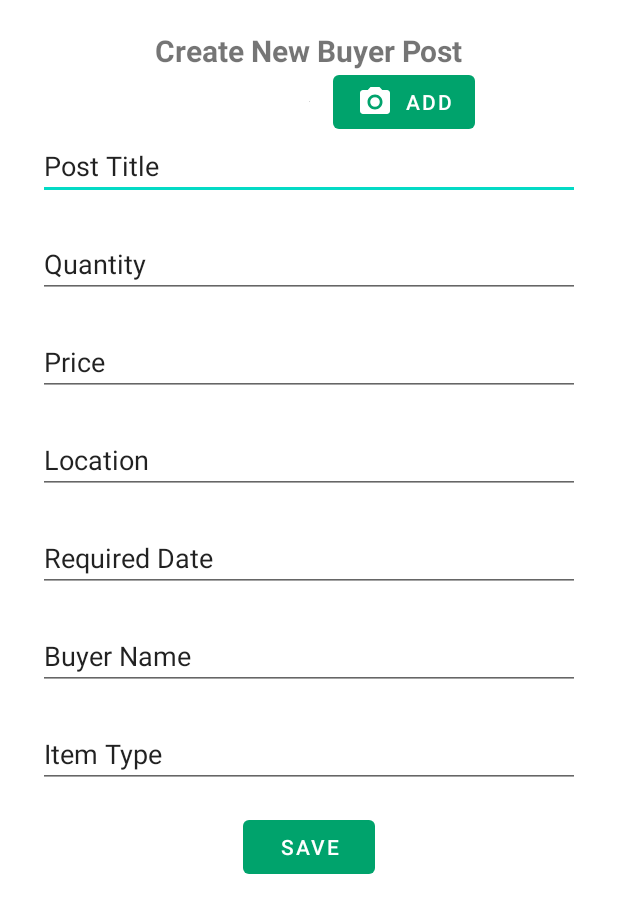
After one commit to nethvish/Mad-Mini-Project-Y2S2, an Android app: the layout activity_buyer_insertion.xml on its own in the app's theme, with its tools: preview values and no code run, on a phone screen of 412 x 824 dp. The commit adds this screen. Shown: the top 913 px of the screen. Run offline under Robolectric (Android 15) with nearby library versions, the phone set to English and light mode, and no system bars.

Commit message:
:sparkles: add buyer post create xml

```diff
--- a/app/src/main/AndroidManifest.xml
+++ b/app/src/main/AndroidManifest.xml
@@ -10,6 +10,10 @@
         android:label="@string/app_name"
         android:roundIcon="@mipmap/ic_launcher_round"
         android:supportsRtl="true"
+
+        android:largeHeap="true"
+        android:hardwareAccelerated="false"
+
         android:theme="@style/Theme.AgroCeylonApp"
         tools:targetApi="31">
         <activity
--- /dev/null
+++ b/app/src/main/java/com/example/agroceylon/models/BuyerModel.kt
@@ -0,0 +1,12 @@
+package com.example.agroceylon.models
+
+data class BuyerPostModel(
+    var PostId: String? = null,
+    var postTitle: String? = null,
+    var postDate: String? = null,
+    var postPrice: String? = null,
+    var postLocation: String? = null,
+    var postType: String? = null,
+    var postQty: String? = null,
+    var postName: String? = null
+)
--- /dev/null
+++ b/app/src/main/res/drawable/baseline_camera_alt_24.xml
@@ -0,0 +1,6 @@
+<vector android:height="24dp" android:tint="#000000"
+    android:viewportHeight="24" android:viewportWidth="24"
+    android:width="24dp" xmlns:android="http://schemas.android.com/apk/res/android">
+    <path android:fillColor="@android:color/white" android:pathData="M12,12m-3.2,0a3.2,3.2 0,1 1,6.4 0a3.2,3.2 0,1 1,-6.4 0"/>
+    <path android:fillColor="@android:color/white" android:pathData="M9,2L7.17,4L4,4c-1.1,0 -2,0.9 -2,2v12c0,1.1 0.9,2 2,2h16c1.1,0 2,-0.9 2,-2L22,6c0,-1.1 -0.9,-2 -2,-2h-3.17L15,2L9,2zM12,17c-2.76,0 -5,-2.24 -5,-5s2.24,-5 5,-5 5,2.24 5,5 -2.24,5 -5,5z"/>
+</vector>
--- /dev/null
+++ b/app/src/main/res/layout/activity_buyer_insertion.xml
@@ -0,0 +1,154 @@
+<?xml version="1.0" encoding="utf-8"?>
+<androidx.constraintlayout.widget.ConstraintLayout xmlns:android="http://schemas.android.com/apk/res/android"
+    xmlns:app="http://schemas.android.com/apk/res-auto"
+    xmlns:tools="http://schemas.android.com/tools"
+    android:layout_width="match_parent"
+    android:layout_height="match_parent">
+
+    <ImageView
+        android:id="@+id/ivBuyerCreateImage"
+        android:layout_width="wrap_content"
+        android:layout_height="wrap_content"
+        android:layout_marginTop="20dp"
+        app:layout_constraintEnd_toEndOf="parent"
+        app:layout_constraintStart_toStartOf="parent"
+        app:layout_constraintTop_toBottomOf="@+id/tvBuyerPostCreateTitleStatic"
+        tools:srcCompat="@tools:sample/avatars" />
+
+    <TextView
+        android:id="@+id/tvBuyerPostCreateTitleStatic"
+        android:layout_width="wrap_content"
+        android:layout_height="wrap_content"
+        android:layout_marginTop="20dp"
+        android:text="@string/create_new_buyer_post"
+        android:textSize="20sp"
+        android:textStyle="bold"
+        app:layout_constraintEnd_toEndOf="parent"
+        app:layout_constraintStart_toStartOf="parent"
+        app:layout_constraintTop_toTopOf="parent" />
+
+    <EditText
+        android:id="@+id/etBuyerPostCreateTitle"
+        android:layout_width="0dp"
+        android:layout_height="wrap_content"
+        android:layout_marginStart="25dp"
+        android:layout_marginTop="20dp"
+        android:layout_marginEnd="25dp"
+        android:ems="10"
+        android:inputType="text"
+        android:text="@string/buyer_update_post_title"
+        app:layout_constraintEnd_toEndOf="parent"
+        app:layout_constraintStart_toStartOf="parent"
+        app:layout_constraintTop_toBottomOf="@+id/ivBuyerCreateImage" />
+
+    <EditText
+        android:id="@+id/etBuyerPostCreateQty"
+        android:layout_width="0dp"
+        android:layout_height="wrap_content"
+        android:layout_marginStart="25dp"
+        android:layout_marginTop="20dp"
+        android:layout_marginEnd="25dp"
+        android:ems="10"
+        android:inputType="text"
+        android:text="@string/buyer_update_post_quantity"
+        app:layout_constraintEnd_toEndOf="parent"
+        app:layout_constraintHorizontal_bias="0.0"
+        app:layout_constraintStart_toStartOf="parent"
+        app:layout_constraintTop_toBottomOf="@+id/etBuyerPostCreateTitle" />
+
+    <EditText
+        android:id="@+id/etBuyerPostCreatePrice"
+        android:layout_width="0dp"
+        android:layout_height="wrap_content"
+        android:layout_marginStart="25dp"
+        android:layout_marginTop="20dp"
+        android:layout_marginEnd="25dp"
+        android:ems="10"
+        android:inputType="text"
+        android:text="@string/buyer_update_post_price"
+        app:layout_constraintEnd_toEndOf="parent"
+        app:layout_constraintHorizontal_bias="0.0"
+        app:layout_constraintStart_toStartOf="parent"
+        app:layout_constraintTop_toBottomOf="@+id/etBuyerPostCreateQty" />
+
+    <EditText
+        android:id="@+id/etBuyerPostCreateLocation"
+        android:layout_width="0dp"
+        android:layout_height="wrap_content"
+        android:layout_marginStart="25dp"
+        android:layout_marginTop="20dp"
+        android:layout_marginEnd="25dp"
+        android:ems="10"
+        android:inputType="text"
+        android:text="@string/buyer_pwn_update_post_location"
+        app:layout_constraintEnd_toEndOf="parent"
+        app:layout_constraintHorizontal_bias="0.0"
+        app:layout_constraintStart_toStartOf="parent"
+        app:layout_constraintTop_toBottomOf="@+id/etBuyerPostCreatePrice" />
+
+    <EditText
+        android:id="@+id/etBuyerPostCreateReqDate"
+        android:layout_width="0dp"
+        android:layout_height="wrap_content"
+        android:layout_marginStart="25dp"
+        android:layout_marginTop="20dp"
+        android:layout_marginEnd="25dp"
+        android:ems="10"
+        android:inputType="datetime"
+        android:text="@string/buyer_update_post_reqDate"
+        app:layout_constraintEnd_toEndOf="parent"
+        app:layout_constraintHorizontal_bias="0.0"
+        app:layout_constraintStart_toStartOf="parent"
+        app:layout_constraintTop_toBottomOf="@+id/etBuyerPostCreateLocation" />
+
+    <EditText
+        android:id="@+id/etBuyerPostCreateType"
+        android:layout_width="0dp"
+        android:layout_height="wrap_content"
+        android:layout_marginStart="25dp"
+        android:layout_marginTop="20dp"
+        android:layout_marginEnd="25dp"
+        android:ems="10"
+        android:inputType="text"
+        android:text="@string/buyer_update_post_type"
+        app:layout_constraintEnd_toEndOf="parent"
+        app:layout_constraintHorizontal_bias="1.0"
+        app:layout_constraintStart_toStartOf="parent"
+        app:layout_constraintTop_toBottomOf="@+id/etBuyerPostCreateName" />
+
+    <EditText
+        android:id="@+id/etBuyerPostCreateName"
+        android:layout_width="0dp"
+        android:layout_height="wrap_content"
+        android:layout_marginStart="25dp"
+        android:layout_marginTop="20dp"
+        android:layout_marginEnd="25dp"
+        android:ems="10"
+        android:inputType="text"
+        android:text="@string/buyer_update_post_name"
+        app:layout_constraintEnd_toEndOf="parent"
+        app:layout_constraintHorizontal_bias="0.0"
+        app:layout_constraintStart_toStartOf="parent"
+        app:layout_constraintTop_toBottomOf="@+id/etBuyerPostCreateReqDate" />
+
+    <Button
+        android:id="@+id/btnBuyerPostCreateImageUpload"
+        android:layout_width="wrap_content"
+        android:layout_height="wrap_content"
+        android:layout_marginStart="15dp"
+        android:text="@string/buyer_update_post_static_addBtn"
+        app:icon="@drawable/baseline_camera_alt_24"
+        app:layout_constraintBottom_toBottomOf="@+id/ivBuyerCreateImage"
+        app:layout_constraintStart_toEndOf="@+id/ivBuyerCreateImage"
+        app:layout_constraintTop_toTopOf="@+id/ivBuyerCreateImage" />
+
+    <Button
+        android:id="@+id/btnBuyerPostCreateSave"
+        android:layout_width="wrap_content"
+        android:layout_height="wrap_content"
+        android:layout_marginTop="15dp"
+        android:text="@string/buyer_update_post_static_saveBtn"
+        app:layout_constraintEnd_toEndOf="parent"
+        app:layout_constraintStart_toStartOf="parent"
+        app:layout_constraintTop_toBottomOf="@+id/etBuyerPostCreateType" />
+</androidx.constraintlayout.widget.ConstraintLayout>
--- /dev/null
+++ b/app/src/main/res/values/ids.xml
@@ -0,0 +1,14 @@
+<?xml version="1.0" encoding="utf-8"?>
+<resources>
+    <item name="ivBuyerCreateImage" type="id" />
+    <item name="tvBuyerPostCreateTitleStatic" type="id" />
+    <item name="etBuyerPostCreateTitle" type="id" />
+    <item name="etBuyerPostCreateQty" type="id" />
+    <item name="etBuyerPostCreatePrice" type="id" />
+    <item name="etBuyerPostCreateLocation" type="id" />
+    <item name="etBuyerPostCreateReqDate" type="id" />
+    <item name="etBuyerPostCreateType" type="id" />
+    <item name="etBuyerPostCreateName" type="id" />
+    <item name="btnBuyerPostCreateImageUpload" type="id" />
+    <item name="btnBuyerPostCreateSave" type="id" />
+</resources>
--- a/app/src/main/res/values/strings.xml
+++ b/app/src/main/res/values/strings.xml
@@ -101,6 +101,40 @@
     <string name="transpoter_mobile">Enter mobile number</string>
     <string name="tr_location">Enter current location</string>
     <string name="transport_update">Update Details</string>
+    <string name="buyer_update_post_location">\n\n\n\n</string>
+
+<!--    BUYER PAWAN-->
+    <string name="buyer_post_title">Lorem ipsum dolor sit amet consectetur</string>
+    <string name="buyer_post_location">Location</string>
+    <string name="buyer_post_quantity">Quantity</string>
+    <string name="buyer_post_unit_label">Units/ Kg</string>
+    <string name="buyer_post_date">Date/ Time</string>
+    <string name="buyer_post_name">Kamal S.</string>
+    <string name="buyer_post_phone">0112112112</string>
+    <string name="buyer_post_type">Type</string>
+    <string name="buyer_post_view_title">Lorem ipsum dolor sit amet, consectetur adipiscing elit</string>
+    <string name="buyer_post_view_image_caption">Post Image Caption</string>
+    <string name="buyer_post_view_qty">2000 Units</string>
+    <string name="buyer_post_view_location">Location</string>
+    <string name="buyer_post_view_location1">Location (ex: NuwaraEliya)</string>
+    <string name="buyer_post_view_date">2023-06-01</string>
+    <string name="buyer_post_view_name">Kamal S.</string>
+    <string name="buyer_post_view_req_date">Req. Date</string>
+    <string name="buyer_post_view_buyer_name">Name</string>
+    <string name="btnBuyerUpdateText">Update</string>
+    <string name="btnBuyerDeleteText">Delete</string>
+    <string name="buyer_profile_loading_text">Loading Data...</string>
+    <string name="buyer_update_post_pageTitle">Update Buyer Post</string>
+    <string name="buyer_update_post_title">Post Title</string>
+    <string name="buyer_update_post_quantity">Quantity</string>
+    <string name="buyer_update_post_price">Price</string>
+    <string name="buyer_pwn_update_post_location">Location</string>
+    <string name="buyer_update_post_reqDate">Required Date</string>
+    <string name="buyer_update_post_type">Item Type</string>
+    <string name="buyer_update_post_name">Buyer Name</string>
+    <string name="buyer_update_post_static_addBtn">ADD</string>
+    <string name="buyer_update_post_static_saveBtn">SAVE</string>
+    <string name="create_new_buyer_post">Create New Buyer Post</string>
 
 
 </resources>
```
